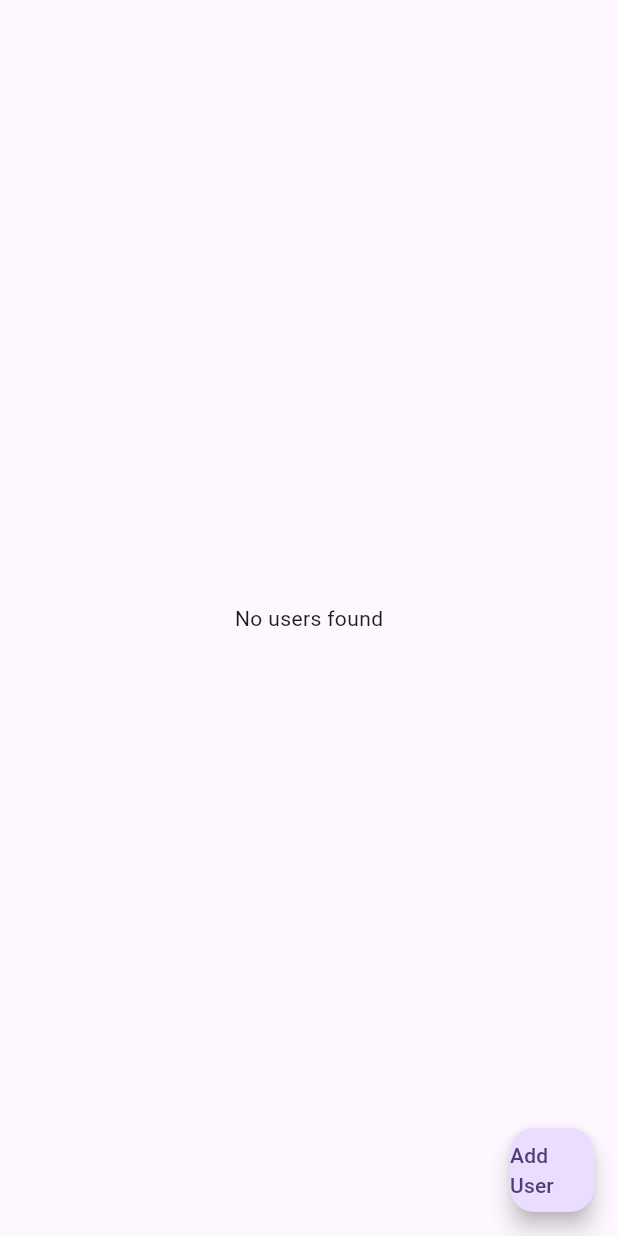
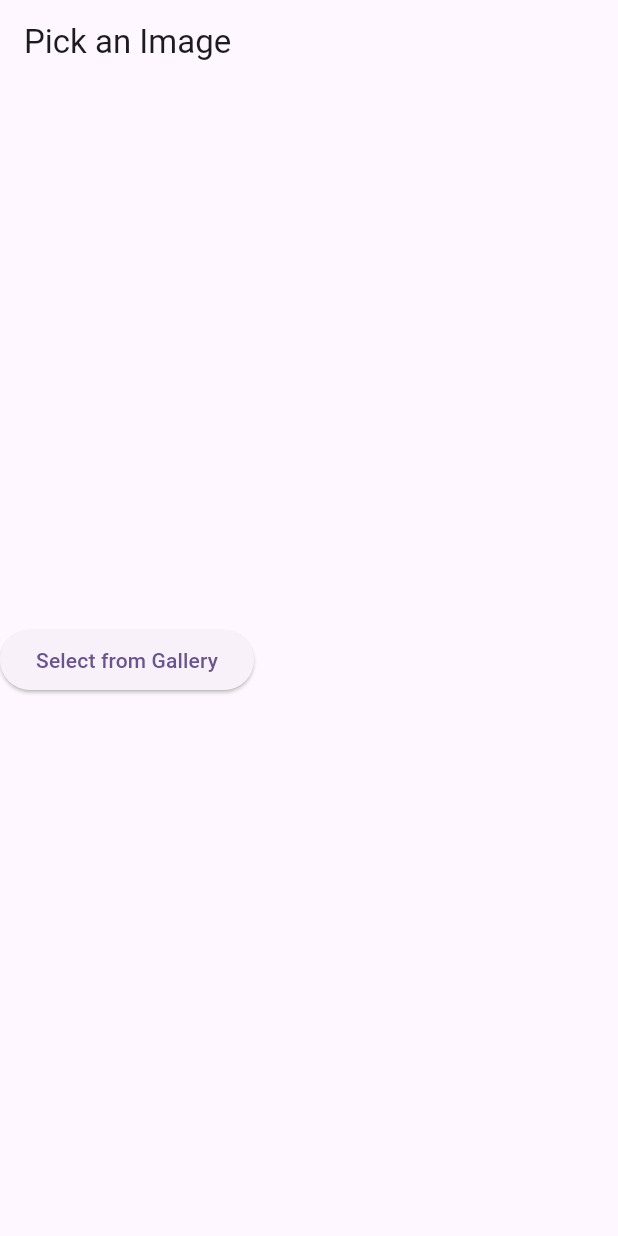
Before and after one commit to massil30/Flutter_Firebase, a Flutter app: the screen it shows after launch, on a phone screen of 412 x 824 dp. Run offline on Flutter 3.47's test engine with Material 3 defaults, Android fonts, the phone set to English and light mode, and no system bars; our stand-ins replace cloud_firestore, firebase_auth, firebase_core, get, google_sign_in, image_picker; accounts and stored records are empty; generated files the repository leaves out were written again.

Commit message:
Image Picker select multiple image & With getX logic and dipendency injeciton

```diff
--- /dev/null
+++ b/lib/Storage/storage_View.dart
@@ -0,0 +1,54 @@
+import 'package:flutter/material.dart';
+import 'package:flutter_firebase/Storage/Image_services.dart';
+import 'package:flutter_firebase/Storage/storage_services.dart';
+import 'package:get/get.dart';
+import 'package:get/get_core/src/get_main.dart';
+import 'package:get/get_state_manager/src/rx_flutter/rx_obx_widget.dart';
+import 'package:image_picker/image_picker.dart';
+import 'dart:io';
+
+class StorageView extends StatefulWidget {
+  @override
+  _StorageViewState createState() => _StorageViewState();
+}
+
+class _StorageViewState extends State<StorageView> {
+  final image_controller = Get.find<ImageServices>();
+
+  @override
+  Widget build(BuildContext context) {
+    return Scaffold(
+      appBar: AppBar(title: Text('Pick an Image')),
+      body: Column(
+        mainAxisAlignment: MainAxisAlignment.center,
+        children: [
+          Obx(() {
+            return Wrap(
+              children: image_controller.images.map((image) {
+                return Padding(
+                  padding: const EdgeInsets.all(8.0),
+                  child: Image.file(
+                    File(image.path),
+                    width: 100,
+                    height: 100,
+                    fit: BoxFit.cover,
+                  ),
+                );
+              }).toList(),
+            );
+          }),
+          ElevatedButton(
+            onPressed: () async {
+              try {
+                await image_controller.pickImages(); // ✅ This fixes your issue
+              } catch (e) {
+                Get.snackbar('Error', 'Failed to pick images: $e');
+              }
+            },
+            child: Text('Select from Gallery'),
+          ),
+        ],
+      ),
+    );
+  }
+}
--- /dev/null
+++ b/lib/Storage/storage_services.dart
@@ -0,0 +1 @@
+class StorageServices {}
--- a/lib/main.dart
+++ b/lib/main.dart
@@ -4,6 +4,8 @@ import 'package:firebase_core/firebase_core.dart';
 import 'package:flutter_firebase/AuthGmail/signIn_service.dart';
 import 'package:flutter_firebase/Firestore/firestore_view.dart';
 import 'package:flutter_firebase/HomeView.dart';
+import 'package:flutter_firebase/Storage/Image_services.dart';
+import 'package:flutter_firebase/Storage/Storage_View.dart';
 import 'firebase_options.dart';
 import 'package:get/get.dart';
 
@@ -17,6 +19,8 @@ void main() async {
   }).catchError((error) {
     debugPrint('Error initializing Firebase: $error');
   });
+  Get.put(ImageServices()); // Make ImageServices accessible globally
+
   runApp(MyApp());
 }
 
@@ -33,9 +37,8 @@ class MyApp extends StatelessWidget {
         colorScheme: ColorScheme.fromSeed(seedColor: Colors.deepPurple),
         useMaterial3: true,
       ),
-      home: authService.getCurrentUser() != null
-          ? Firestore_View()
-          : Firestore_View(),
+      home:
+          authService.getCurrentUser() != null ? StorageView() : StorageView(),
     );
   }
 }
--- a/pubspec.yaml
+++ b/pubspec.yaml
@@ -40,6 +40,7 @@ dependencies:
   firebase_auth: ^5.6.2
   get: ^4.7.2
   cloud_firestore: ^5.6.11
+  image_picker: ^1.1.2
 
 dev_dependencies:
   flutter_test:
```
Also changed, not shown: lib/Storage/Image_services.dart (added, +22 -0 lines), pubspec.lock, 4 other files.
